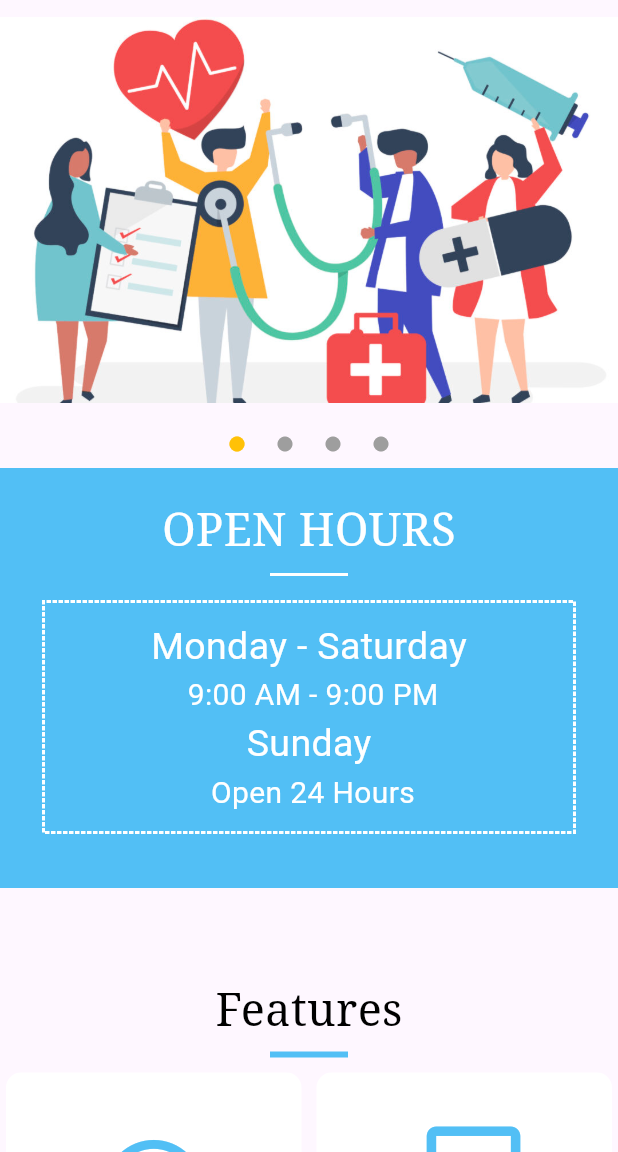
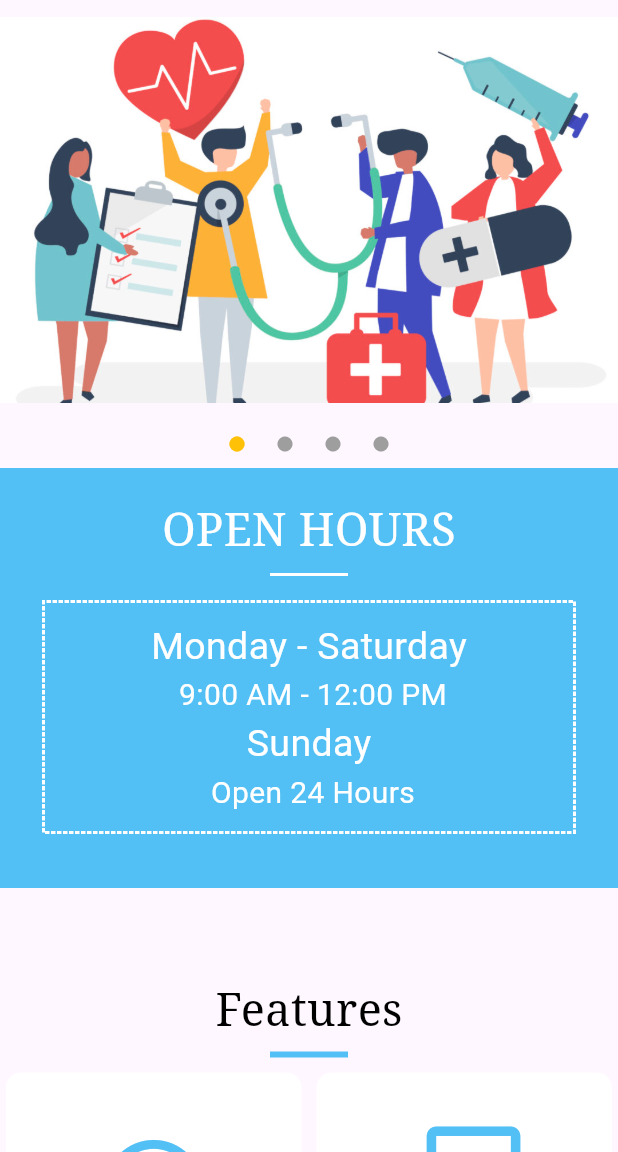
Before and after one commit to MohamedHamed001/dental-clinic-, a Flutter app: the first screen one second after launch, on a phone screen of 412 x 824 dp, the part 84-1236 px from its top. Run offline on Flutter 3.47's test engine with Material 3 defaults, Android fonts, the phone set to English and light mode, and no system bars; drawn by our look-alikes of dotted_border; our stand-ins replace font_awesome_flutter.

Commit message:
home page

```diff
--- a/cross_platform/lib/home_page/open_hours.dart
+++ b/cross_platform/lib/home_page/open_hours.dart
@@ -47,7 +47,7 @@ class OpenHours extends StatelessWidget {
                       'Monday - Saturday',
                       style: TextStyle(color: Colors.white, fontSize: 25),
                     ),
-                    Text(' 9:00 AM - 9:00 PM',
+                    Text(' 9:00 AM - 12:00 PM',
                         style: TextStyle(color: Colors.white, fontSize: 20)),
                     Text(
                       'Sunday',
```
